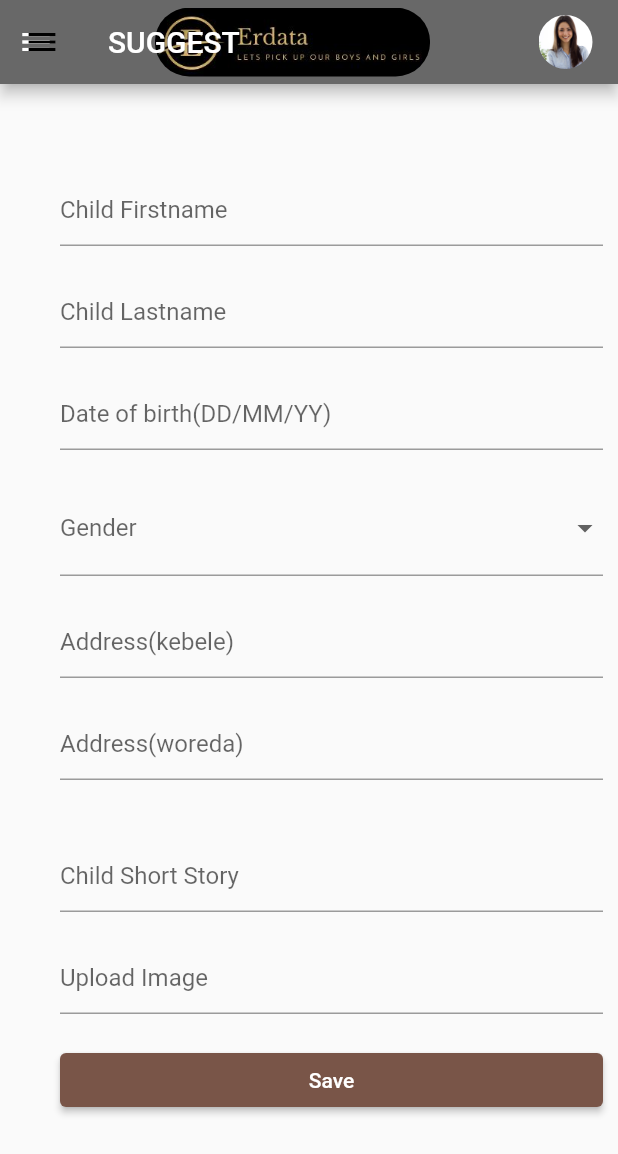
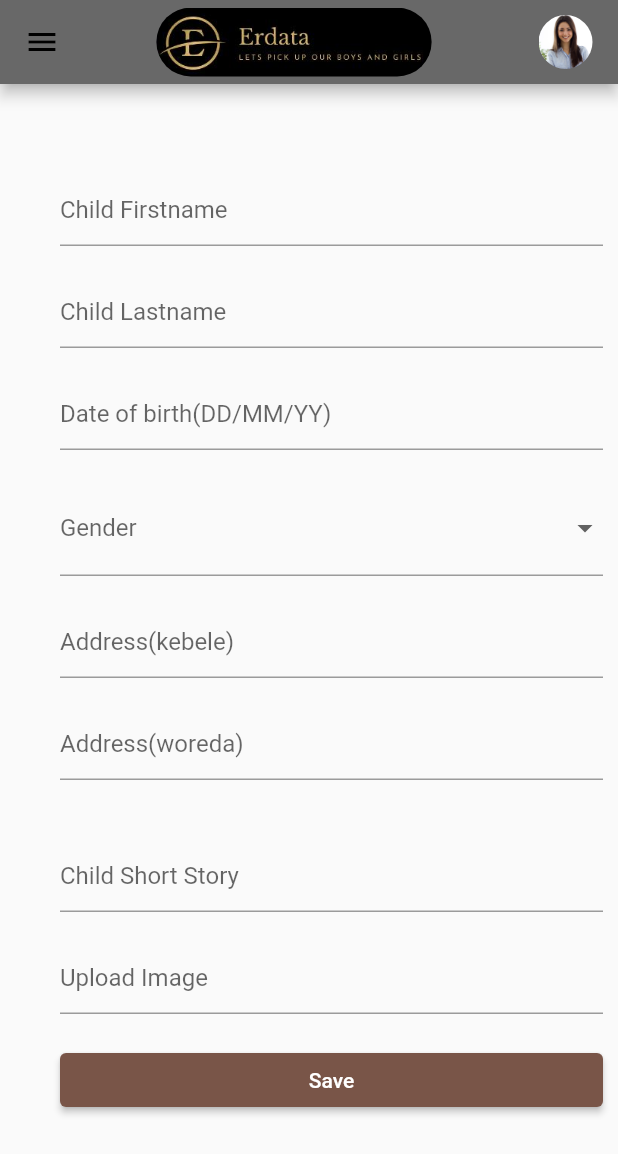
Before and after one commit to TesfayeAdugna/Erdata-App, a Flutter app: the ChildrenList screen opened by its route, after a tap on the "add" icon, on a phone screen of 412 x 824 dp. Shown: the top 1154 px of the screen. Run offline on Flutter 3.47's test engine with Material 2 defaults, Android fonts, the phone set to English and light mode, and no system bars; our stand-ins replace dio, dropdown_button2, equatable, flutter_bloc, flutter_secure_storage, go_router; missing offline and left inert: dart:html; accounts and stored records are empty; network calls fail.

Commit message:
updating the UI

```diff
--- a/frontend/lib/custom_widget/bank_widget.dart
+++ b/frontend/lib/custom_widget/bank_widget.dart
@@ -26,7 +26,7 @@ class BankWidgets extends StatelessWidget {
               Text(
                 // "Abissinia Bank",
                 text_one!,
-                style: TextStyle(fontSize: 24, color: Colors.white),
+                style: TextStyle(fontSize: 18, color: Colors.white),
               )
             ],
           ),
@@ -52,7 +52,7 @@ class BankWidgets extends StatelessWidget {
               Text(
                 // "Wello sefer branch",
                 text_three!,
-                style: TextStyle(fontSize: 20, color: Colors.white),
+                style: TextStyle(fontSize: 18, color: Colors.white),
               )
             ],
           ),
--- a/frontend/lib/custom_widget/header.dart
+++ b/frontend/lib/custom_widget/header.dart
@@ -1,4 +1,6 @@
 import 'package:flutter/material.dart';
+import 'package:go_router/go_router.dart';
+import 'package:sec_2/custom_widget/drawers.dart';
 
 class HeaderBar extends StatelessWidget implements PreferredSizeWidget {
   const HeaderBar({Key? key, required this.title, required this.appBar})
@@ -19,14 +21,8 @@ class HeaderBar extends StatelessWidget implements PreferredSizeWidget {
       flexibleSpace: Row(
         mainAxisAlignment: MainAxisAlignment.spaceBetween,
         children: [
-          IconButton(
-            alignment: Alignment.center,
-            padding: EdgeInsets.all(5.0),
-            icon: Icon(
-              Icons.menu,
-              color: Colors.white,
-            ),
-            onPressed: () {},
+          Container(
+            width: 50,
           ),
           Row(
             children: [
@@ -38,7 +34,9 @@ class HeaderBar extends StatelessWidget implements PreferredSizeWidget {
                   child: Image.asset("assets/logo2.jpg"),
                   borderRadius: BorderRadius.circular(30),
                 ),
-                onPressed: () {},
+                onPressed: () {
+                  context.go("/about");
+                },
               ),
             ],
           ),
--- a/frontend/lib/erdata/screens/about.dart
+++ b/frontend/lib/erdata/screens/about.dart
@@ -7,9 +7,10 @@ class About extends StatelessWidget {
   final String text = "hello";
   @override
   Widget build(BuildContext context) {
-    return Scaffold(
+    return SafeArea(
+      child: Scaffold(
         appBar: HeaderBar(
-        title: "ABOUT US",
+          title: "",
           appBar: AppBar(),
         ),
         body: SingleChildScrollView(
@@ -63,6 +64,7 @@ class About extends StatelessWidget {
         drawer: const DrawerExtends(
           color: Colors.black,
         ),
+      ),
     );
   }
 }
--- a/frontend/lib/erdata/screens/child_suggestion.dart
+++ b/frontend/lib/erdata/screens/child_suggestion.dart
@@ -24,14 +24,12 @@ class ChildSuggestion extends StatelessWidget {
     final kebeleController = TextEditingController();
     final woredaController = TextEditingController();
     final storyController = TextEditingController();
-    return LayoutBuilder(
+    return SafeArea(
+      child: LayoutBuilder(
         builder: ((context, constraints) => Scaffold(
               appBar: HeaderBar(
-              title: "SUGGEST",
+                title: "",
                 appBar: AppBar(),
-            ),
-            drawer: const DrawerExtends(
-              color: Colors.black,
               ),
               body: Padding(
                 padding:
@@ -184,7 +182,12 @@ class ChildSuggestion extends StatelessWidget {
                   ),
                 ),
               ),
-          )),
+              drawer: const DrawerExtends(
+                color: Colors.black,
+               ),
+            )
+            ),
+      ),
     );
   }
 }
--- a/frontend/lib/erdata/screens/children_list.dart
+++ b/frontend/lib/erdata/screens/children_list.dart
@@ -1,6 +1,7 @@
 import 'package:flutter/material.dart';
 import 'package:flutter_bloc/flutter_bloc.dart';
 import 'package:go_router/go_router.dart';
+import '../../custom_widget/header.dart';
 import '../blocs/blocs.dart';
 import '../../custom_widget/drawers.dart';
 
@@ -9,14 +10,12 @@ class ChildrenList extends StatelessWidget {
   PageController pageController = PageController(viewportFraction: 0.90);
   @override
   Widget build(BuildContext context) {
-    return LayoutBuilder(
+    return SafeArea(
+      child: LayoutBuilder(
         builder: ((context, constraints) => Scaffold(
-            appBar: AppBar(
-              title: Text(
-                "CHILDREN LIST",
-                style: TextStyle(color: Colors.white),
-              ),
-              centerTitle: true,
+              appBar: HeaderBar(
+            title: "",
+            appBar: AppBar(),
           ),
               drawer: const DrawerExtends(
                 color: Colors.black,
@@ -152,6 +151,7 @@ class ChildrenList extends StatelessWidget {
                   },
                   child: Icon(Icons.add)),
             )),
+      ),
     );
   }
 }
--- a/frontend/lib/erdata/screens/donate.dart
+++ b/frontend/lib/erdata/screens/donate.dart
@@ -10,9 +10,10 @@ class Donate extends StatelessWidget {
   final String text = "Donate";
   @override
   Widget build(BuildContext context) {
-    return Scaffold(
+    return SafeArea(
+      child: Scaffold(
         appBar: HeaderBar(
-        title: "DONATE",
+          title: "",
           appBar: AppBar(),
         ),
         body: SingleChildScrollView(
@@ -57,6 +58,7 @@ class Donate extends StatelessWidget {
         drawer: const DrawerExtends(
           color: Colors.black,
         ),
+      ),
     );
   }
 }
--- a/frontend/lib/home.dart
+++ b/frontend/lib/home.dart
@@ -24,7 +24,7 @@ class _HomePageState extends State<HomePage> {
     return SafeArea(
       child: Scaffold(
         appBar: HeaderBar(
-          title: "ERDATA",
+          title: "",
           appBar: AppBar(),
         ),
         body: SingleChildScrollView(
```
Also changed, not shown: frontend/lib/account/screens/login.dart (+12 -4 lines), frontend/lib/admin/screens/admin_screen.dart (+5 -3 lines), 1 other file. Lines whose indentation alone changed are shown as unchanged.
